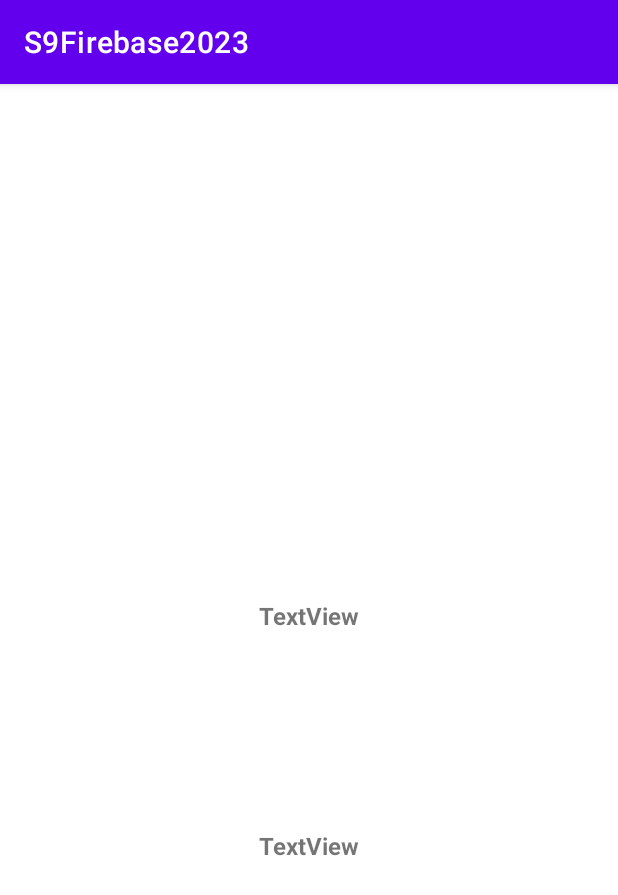
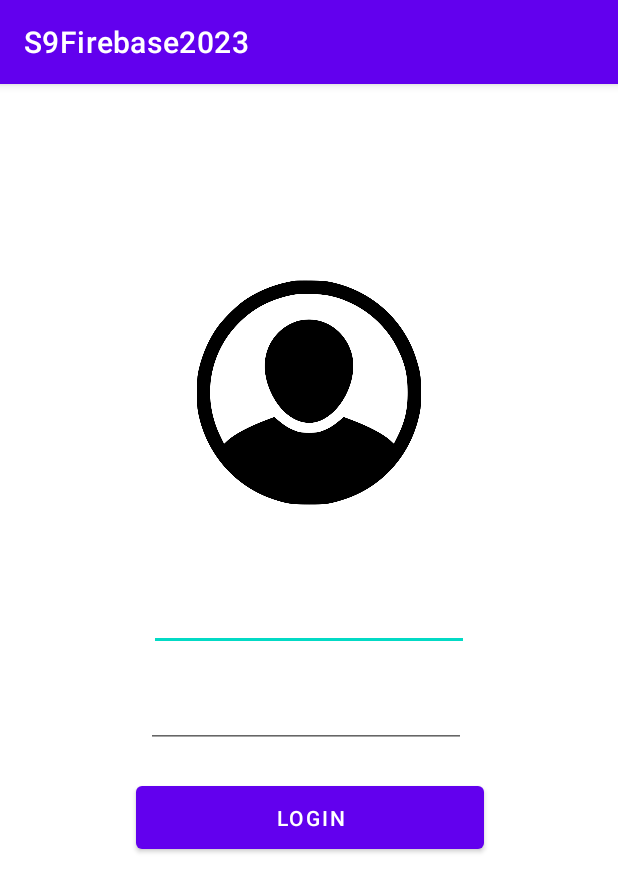
Before and after one commit to luischang/S9Firebase202301, an Android app: the screen it shows after launch (MainActivity before the commit, LoginActivity after it), on a phone screen of 412 x 824 dp. Shown: the top 895 px of the screen. Run offline under Robolectric (Android 15) with nearby library versions, the phone set to English and light mode, and no system bars; our stand-ins replace Firebase (no records; nobody signed in at launch, a user with empty details on screens opened directly).

Commit message:
Added loginActivity with Firebase Authentication

```diff
--- a/app/build.gradle
+++ b/app/build.gradle
@@ -40,6 +40,7 @@ dependencies {
     implementation 'com.google.android.material:material:1.8.0'
     implementation 'androidx.constraintlayout:constraintlayout:2.1.4'
     implementation 'com.google.firebase:firebase-firestore-ktx:24.6.1'
+    implementation 'com.google.firebase:firebase-auth-ktx:22.0.0'
     testImplementation 'junit:junit:4.13.2'
     androidTestImplementation 'androidx.test.ext:junit:1.1.5'
     androidTestImplementation 'androidx.test.espresso:espresso-core:3.5.1'
--- a/app/src/main/AndroidManifest.xml
+++ b/app/src/main/AndroidManifest.xml
@@ -13,13 +13,22 @@
         android:theme="@style/Theme.S9Firebase2023"
         tools:targetApi="31">
         <activity
-            android:name=".MainActivity"
+            android:name=".LoginActivity"
             android:exported="true">
+
+            <meta-data
+                android:name="android.app.lib_name"
+                android:value="" />
             <intent-filter>
                 <action android:name="android.intent.action.MAIN" />
 
                 <category android:name="android.intent.category.LAUNCHER" />
             </intent-filter>
+        </activity>
+        <activity
+            android:name=".MainActivity"
+            android:exported="true">
+
 
             <meta-data
                 android:name="android.app.lib_name"
--- /dev/null
+++ b/app/src/main/java/com/example/s9firebase2023/LoginActivity.kt
@@ -0,0 +1,50 @@
+package com.example.s9firebase2023
+
+import android.content.Intent
+import androidx.appcompat.app.AppCompatActivity
+import android.os.Bundle
+import android.widget.Button
+import android.widget.EditText
+import com.google.android.material.snackbar.Snackbar
+import com.google.firebase.auth.FirebaseAuth
+
+class LoginActivity : AppCompatActivity() {
+    override fun onCreate(savedInstanceState: Bundle?) {
+        super.onCreate(savedInstanceState)
+        setContentView(R.layout.activity_login)
+
+        var auth = FirebaseAuth.getInstance()
+
+        val txtEmail = findViewById<EditText>(R.id.txtEmail)
+        val txtPassword = findViewById<EditText>(R.id.txtPassword)
+        val btnLogin = findViewById<Button>(R.id.btnLogin)
+
+        btnLogin.setOnClickListener {
+            val correo = txtEmail.text.toString()
+            val clave = txtPassword.text.toString()
+
+            auth
+                .signInWithEmailAndPassword(correo,clave)
+                .addOnCompleteListener(this){task->
+                    if(task.isSuccessful){
+                        Snackbar
+                            .make(
+                                findViewById(android.R.id.content),
+                                "Inicio de sesión exitoso",
+                                Snackbar.LENGTH_LONG
+                            ).show()
+                        startActivity(Intent(this,MainActivity::class.java))
+                    }else{
+                        //Credenciales inválidas
+                        Snackbar
+                            .make(
+                                findViewById(android.R.id.content),
+                                "Credenciales inválidas",
+                                Snackbar.LENGTH_LONG
+                            ).show()
+                    }
+
+                }
+        }
+    }
+}
--- a/app/src/main/java/com/example/s9firebase2023/MainActivity.kt
+++ b/app/src/main/java/com/example/s9firebase2023/MainActivity.kt
@@ -22,24 +22,24 @@ class MainActivity : AppCompatActivity() {
 
                 if (e != null) {
                     Log.w("Firebase", "Error al consultar la colección de cursos")
-                    Snackbar
-                        .make(
-                            findViewById(android.R.id.content),
-                            "Error al consultar",
-                            Snackbar.LENGTH_LONG
-                        ).show()
+//                    Snackbar
+//                        .make(
+//                            findViewById(android.R.id.content),
+//                            "Error al consultar",
+//                            Snackbar.LENGTH_LONG
+//                        ).show()
                     return@addSnapshotListener
                 }
 
                 for (dc in snapshots!!.documentChanges) {
                     when (dc.type) {
                         DocumentChange.Type.ADDED, DocumentChange.Type.MODIFIED -> {
-                            Snackbar
-                                .make(
-                                    findViewById(android.R.id.content),
-                                    "Consultando la colección",
-                                    Snackbar.LENGTH_LONG
-                                ).show()
+//                            Snackbar
+//                                .make(
+//                                    findViewById(android.R.id.content),
+//                                    "Consultando la colección",
+//                                    Snackbar.LENGTH_LONG
+//                                ).show()
                             tvCurso.text = dc.document.data["description"].toString()
                             tvNota.text = dc.document.data["score"].toString()
                         }
--- /dev/null
+++ b/app/src/main/res/layout/activity_login.xml
@@ -0,0 +1,57 @@
+<?xml version="1.0" encoding="utf-8"?>
+<androidx.constraintlayout.widget.ConstraintLayout xmlns:android="http://schemas.android.com/apk/res/android"
+    xmlns:app="http://schemas.android.com/apk/res-auto"
+    xmlns:tools="http://schemas.android.com/tools"
+    android:layout_width="match_parent"
+    android:layout_height="match_parent"
+    tools:context=".LoginActivity">
+
+    <ImageView
+        android:id="@+id/imageView"
+        android:layout_width="149dp"
+        android:layout_height="0dp"
+        android:layout_marginTop="96dp"
+        android:layout_marginBottom="17dp"
+        app:layout_constraintBottom_toTopOf="@+id/txtEmail"
+        app:layout_constraintEnd_toEndOf="parent"
+        app:layout_constraintStart_toStartOf="parent"
+        app:layout_constraintTop_toTopOf="parent"
+        app:srcCompat="@drawable/logo"
+        tools:srcCompat="@drawable/logo" />
+
+    <EditText
+        android:id="@+id/txtEmail"
+        android:layout_width="wrap_content"
+        android:layout_height="wrap_content"
+        android:layout_marginBottom="19dp"
+        android:ems="10"
+        android:inputType="textPersonName"
+        app:layout_constraintBottom_toTopOf="@+id/txtPassword"
+        app:layout_constraintEnd_toEndOf="parent"
+        app:layout_constraintStart_toStartOf="parent"
+        app:layout_constraintTop_toBottomOf="@+id/imageView" />
+
+    <EditText
+        android:id="@+id/txtPassword"
+        android:layout_width="wrap_content"
+        android:layout_height="wrap_content"
+        android:layout_marginEnd="2dp"
+        android:layout_marginBottom="19dp"
+        android:ems="10"
+        android:inputType="textPersonName"
+        app:layout_constraintBottom_toTopOf="@+id/btnLogin"
+        app:layout_constraintEnd_toEndOf="@+id/txtEmail"
+        app:layout_constraintTop_toBottomOf="@+id/txtEmail" />
+
+    <Button
+        android:id="@+id/btnLogin"
+        android:layout_width="232dp"
+        android:layout_height="54dp"
+        android:layout_marginBottom="252dp"
+        android:text="@string/valbtnlogin"
+        app:layout_constraintBottom_toBottomOf="parent"
+        app:layout_constraintEnd_toEndOf="parent"
+        app:layout_constraintHorizontal_bias="0.502"
+        app:layout_constraintStart_toStartOf="parent"
+        app:layout_constraintTop_toBottomOf="@+id/txtPassword" />
+</androidx.constraintlayout.widget.ConstraintLayout>
--- a/app/src/main/res/values/strings.xml
+++ b/app/src/main/res/values/strings.xml
@@ -1,3 +1,4 @@
 <resources>
     <string name="app_name">S9Firebase2023</string>
+    <string name="valbtnlogin">LOGIN</string>
 </resources>
```
Also changed, not shown: app/src/main/res/drawable/logo.png (added).
